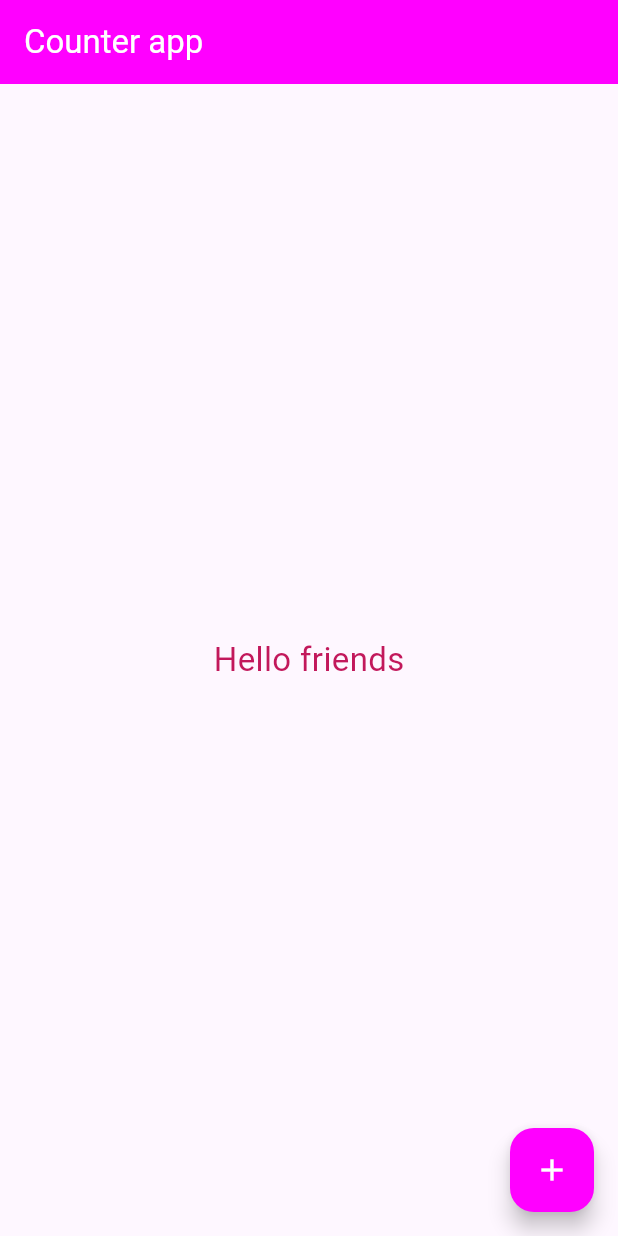
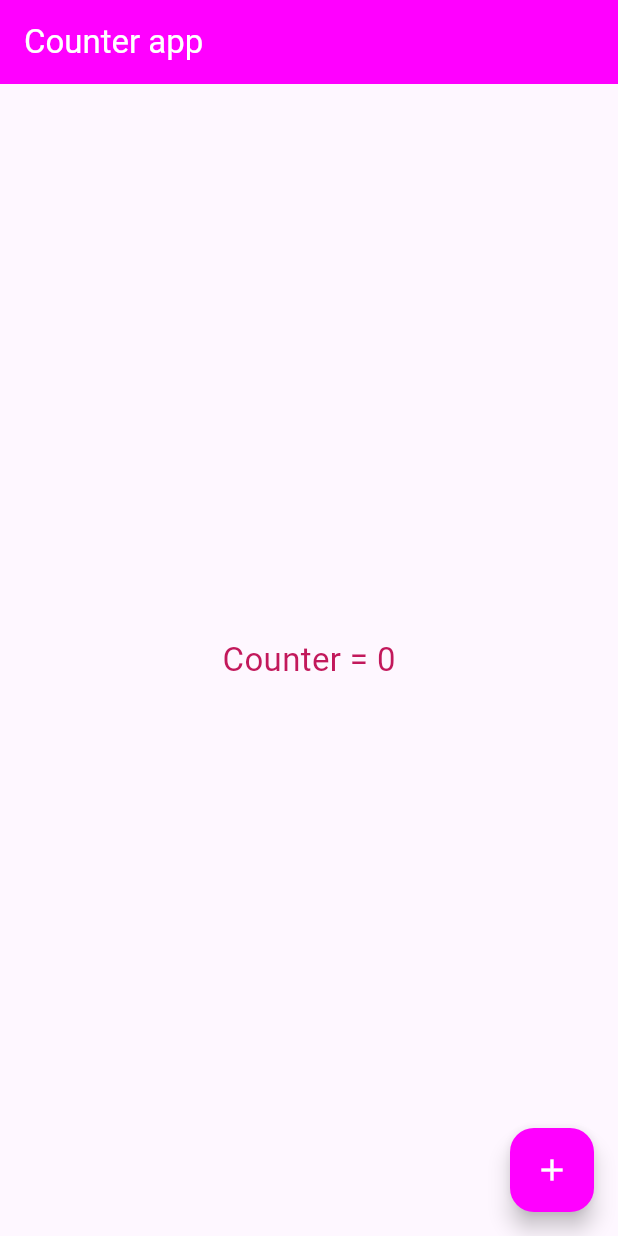
Before and after one commit to 6631501092/flutter_course, a Flutter app: the screen it shows after launch, on a phone screen of 412 x 824 dp. Run offline on Flutter 3.47's test engine with Material 3 defaults, Android fonts, the phone set to English and light mode, and no system bars.

Commit message:
Complete counter app

```diff
--- a/lib/week4/counter.dart
+++ b/lib/week4/counter.dart
@@ -8,7 +8,7 @@ class Counter extends StatefulWidget {
 }
 
 class _CounterState extends State<Counter> {
-  String message = 'Hello friends';
+  int count = 0;
   @override
   Widget build(BuildContext context) {
     return Scaffold(
@@ -18,7 +18,7 @@ class _CounterState extends State<Counter> {
       ),
       body: Center(
         child: Text(
-          message,
+          'Counter = $count',
           style: TextStyle(fontSize: 22, color: Colors.pink[700]),
         ),
       ),
@@ -26,11 +26,7 @@ class _CounterState extends State<Counter> {
         onPressed: () {
           setState(() {
             //debugPrint('test');
-            if (message == 'Hello friends') {
-              message = 'Hello me';
-            } else {
-              message = 'Hello friends';
-            }
+            count++;
           });
         },
         backgroundColor: const Color.fromARGB(255, 255, 0, 255),
```
